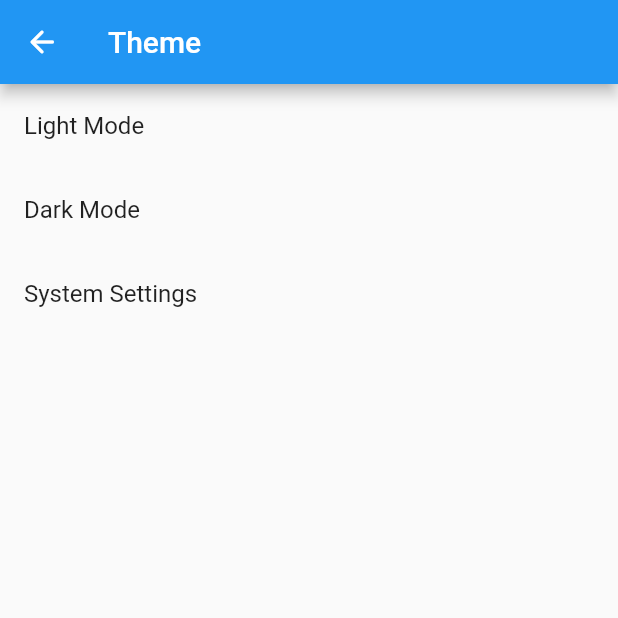
After one commit to edgarmuyomba/flutterProjects, a Flutter app: the appTheme screen opened directly, after a tap on "Light Mode", on a phone screen of 412 x 824 dp, the top half of it. The commit adds this screen. Run offline on Flutter 3.47's test engine with Material 2 defaults, Android fonts, the phone set to English and light mode, and no system bars; our stand-ins replace geolocator, loading_animation_widget, tuple; missing offline and left inert: android_intent, flutter_dialogs, quotes.

Commit message:
light mode dark Mode

```diff
--- /dev/null
+++ b/weather/lib/appTheme.dart
@@ -0,0 +1,36 @@
+import 'package:flutter/material.dart';
+import 'package:weather/main.dart';
+
+class appTheme extends StatelessWidget {
+  const appTheme({super.key});
+
+  @override
+  Widget build(BuildContext context) {
+    return Scaffold(
+      appBar: AppBar(
+        title: Text('Theme'),
+        leading: IconButton(
+          onPressed: () => Navigator.pop(context),
+          icon: Icon(Icons.arrow_back_rounded)),
+      ),
+      body: Column(
+        crossAxisAlignment: CrossAxisAlignment.start,
+        mainAxisAlignment: MainAxisAlignment.start,
+        children: [
+          ListTile(
+            title: Text('Light Mode'),
+            onTap: () => MyApp.of(context).changeTheme(ThemeMode.light),
+          ),
+          ListTile(
+            title: Text('Dark Mode'),
+            onTap: () => MyApp.of(context).changeTheme(ThemeMode.dark),
+          ),
+          ListTile(
+            title: Text('System Settings'),
+            onTap: () => MyApp.of(context).changeTheme(ThemeMode.system),
+          ),
+        ],
+      )
+    );
+  }
+}
--- a/weather/lib/main.dart
+++ b/weather/lib/main.dart
@@ -10,9 +10,13 @@ class MyApp extends StatefulWidget {
 
   @override
   State<MyApp> createState() => _MyAppState();
+
+  static _MyAppState of(BuildContext context) =>
+      context.findAncestorStateOfType<_MyAppState>()!;
 }
 
 class _MyAppState extends State<MyApp> {
+  ThemeMode _themeMode = ThemeMode.system;
   @override
   Widget build(BuildContext context) {
     return MaterialApp(
@@ -22,6 +26,15 @@ class _MyAppState extends State<MyApp> {
       routes: {
         '/': (context) => const homePage(),
       },
+      theme: ThemeData(),
+      darkTheme: ThemeData.dark(),
+      themeMode: _themeMode,
     );
   }
+
+  void changeTheme(ThemeMode themeMode) {
+    setState(() {
+      _themeMode = themeMode;
+    });
+  }
 }
--- a/weather/lib/settingsPage.dart
+++ b/weather/lib/settingsPage.dart
@@ -1,4 +1,5 @@
 import 'package:flutter/material.dart';
+import 'package:weather/appTheme.dart';
 
 class settingsPage extends StatelessWidget {
   const settingsPage({super.key});
@@ -24,7 +25,8 @@ class settingsPage extends StatelessWidget {
             title: Text('Storage')
           ),
           ListTile(
-            title: Text('Theme')
+            title: Text('Theme'),
+            onTap: () => Navigator.push(context, MaterialPageRoute(builder: (BuildContext context) => appTheme())),
           ),
           ListTile(
             title: Text('Weather')
```
